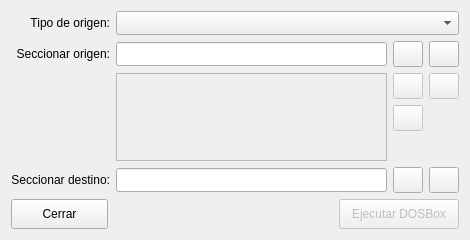
Monthy/gr-lida, file ui/instalar_juego.ui: the form before one commit.
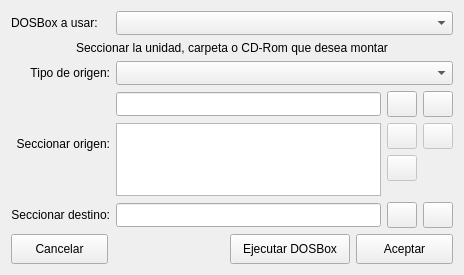
The form after the commit. Icons and pictures are not drawn.

Patch:
```diff
--- a/ui/instalar_juego.ui
+++ b/ui/instalar_juego.ui
@@ -6,10 +6,16 @@
    <rect>
     <x>0</x>
     <y>0</y>
-    <width>470</width>
-    <height>240</height>
+    <width>464</width>
+    <height>275</height>
    </rect>
   </property>
+  <property name="minimumSize">
+   <size>
+    <width>464</width>
+    <height>236</height>
+   </size>
+  </property>
   <property name="windowTitle">
    <string> Instalar un juego mediante DOSBox</string>
   </property>
@@ -18,138 +24,14 @@
     <normaloff>:/img16/applications.png</normaloff>:/img16/applications.png</iconset>
   </property>
   <layout class="QGridLayout" name="gridLayout">
-   <item row="2" column="2">
-    <widget class="QPushButton" name="btnSubirIso">
-     <property name="enabled">
-      <bool>false</bool>
-     </property>
-     <property name="minimumSize">
-      <size>
-       <width>30</width>
-       <height>26</height>
-      </size>
-     </property>
-     <property name="maximumSize">
-      <size>
-       <width>30</width>
-       <height>26</height>
-      </size>
-     </property>
-     <property name="text">
-      <string/>
-     </property>
-     <property name="icon">
-      <iconset resource="../res/gr-lida.qrc">
-       <normaloff>:/img16/go-up.png</normaloff>:/img16/go-up.png</iconset>
-     </property>
-    </widget>
-   </item>
-   <item row="1" column="3">
-    <widget class="QPushButton" name="btnClearDirFile">
-     <property name="minimumSize">
-      <size>
-       <width>30</width>
-       <height>26</height>
-      </size>
-     </property>
-     <property name="maximumSize">
-      <size>
-       <width>30</width>
-       <height>26</height>
-      </size>
-     </property>
-     <property name="text">
-      <string/>
-     </property>
-     <property name="icon">
-      <iconset resource="../res/gr-lida.qrc">
-       <normaloff>:/img16/limpiar.png</normaloff>:/img16/limpiar.png</iconset>
-     </property>
-    </widget>
-   </item>
-   <item row="2" column="3">
-    <widget class="QPushButton" name="btnDeleteIso">
-     <property name="enabled">
-      <bool>false</bool>
-     </property>
-     <property name="minimumSize">
-      <size>
-       <width>30</width>
-       <height>26</height>
-      </size>
-     </property>
-     <property name="maximumSize">
-      <size>
-       <width>30</width>
-       <height>26</height>
-      </size>
-     </property>
-     <property name="text">
-      <string/>
-     </property>
-     <property name="icon">
-      <iconset resource="../res/gr-lida.qrc">
-       <normaloff>:/img16/cancelar.png</normaloff>:/img16/cancelar.png</iconset>
-     </property>
-    </widget>
-   </item>
-   <item row="1" column="1">
-    <widget class="QLineEdit" name="txtMontaje_path">
-     <property name="minimumSize">
-      <size>
-       <width>0</width>
-       <height>24</height>
-      </size>
-     </property>
-    </widget>
-   </item>
-   <item row="2" column="1" rowspan="3">
-    <widget class="QListWidget" name="lw_MultiIso">
-     <property name="enabled">
-      <bool>false</bool>
-     </property>
-     <property name="minimumSize">
-      <size>
-       <width>0</width>
-       <height>70</height>
-      </size>
-     </property>
-    </widget>
-   </item>
-   <item row="1" column="0">
-    <widget class="QLabel" name="label_2">
-     <property name="text">
-      <string>Seccionar origen:</string>
-     </property>
-     <property name="alignment">
-      <set>Qt::AlignRight|Qt::AlignTrailing|Qt::AlignVCenter</set>
-     </property>
-    </widget>
-   </item>
-   <item row="1" column="2">
-    <widget class="QPushButton" name="btnDirFile">
-     <property name="minimumSize">
-      <size>
-       <width>30</width>
-       <height>26</height>
-      </size>
-     </property>
-     <property name="maximumSize">
-      <size>
-       <width>30</width>
-       <height>26</height>
-      </size>
-     </property>
-     <property name="text">
-      <string/>
-     </property>
-     <property name="icon">
-      <iconset resource="../res/gr-lida.qrc">
-       <normaloff>:/img16/carpeta_0.png</normaloff>:/img16/carpeta_0.png</iconset>
-     </property>
-    </widget>
-   </item>
    <item row="0" column="0">
+    <widget class="QLabel" name="lb_Dbx_75">
+     <property name="text">
+      <string>DOSBox a usar:</string>
+     </property>
+    </widget>
+   </item>
+   <item row="2" column="0">
     <widget class="QLabel" name="label_1">
      <property name="text">
       <string>Tipo de origen:</string>
@@ -159,14 +41,194 @@
      </property>
     </widget>
    </item>
-   <item row="0" column="1" colspan="3">
-    <widget class="QComboBox" name="cbxMontaje_type_drive">
-     <property name="sizePolicy">
-      <sizepolicy hsizetype="Expanding" vsizetype="Fixed">
-       <horstretch>0</horstretch>
-       <verstretch>0</verstretch>
-      </sizepolicy>
+   <item row="3" column="0">
+    <widget class="QLabel" name="label_2">
+     <property name="text">
+      <string>Seccionar origen:</string>
      </property>
+     <property name="alignment">
+      <set>Qt::AlignRight|Qt::AlignTrailing|Qt::AlignVCenter</set>
+     </property>
+    </widget>
+   </item>
+   <item row="3" column="1" colspan="3">
+    <widget class="QFrame" name="frame_list_mount">
+     <property name="frameShape">
+      <enum>QFrame::NoFrame</enum>
+     </property>
+     <property name="frameShadow">
+      <enum>QFrame::Raised</enum>
+     </property>
+     <layout class="QGridLayout" name="gridLayout_list_mount">
+      <property name="margin">
+       <number>0</number>
+      </property>
+      <item row="1" column="2">
+       <widget class="QPushButton" name="btnDeleteIso">
+        <property name="enabled">
+         <bool>false</bool>
+        </property>
+        <property name="minimumSize">
+         <size>
+          <width>30</width>
+          <height>26</height>
+         </size>
+        </property>
+        <property name="maximumSize">
+         <size>
+          <width>30</width>
+          <height>26</height>
+         </size>
+        </property>
+        <property name="text">
+         <string/>
+        </property>
+        <property name="icon">
+         <iconset resource="../res/gr-lida.qrc">
+          <normaloff>:/img16/list_remove.png</normaloff>:/img16/list_remove.png</iconset>
+        </property>
+       </widget>
+      </item>
+      <item row="1" column="1">
+       <widget class="QPushButton" name="btnSubirIso">
+        <property name="enabled">
+         <bool>false</bool>
+        </property>
+        <property name="minimumSize">
+         <size>
+          <width>30</width>
+          <height>26</height>
+         </size>
+        </property>
+        <property name="maximumSize">
+         <size>
+          <width>30</width>
+          <height>26</height>
+         </size>
+        </property>
+        <property name="text">
+         <string/>
+        </property>
+        <property name="icon">
+         <iconset resource="../res/gr-lida.qrc">
+          <normaloff>:/img16/go-up.png</normaloff>:/img16/go-up.png</iconset>
+        </property>
+       </widget>
+      </item>
+      <item row="0" column="2">
+       <widget class="QPushButton" name="btnDirFile_clear">
+        <property name="minimumSize">
+         <size>
+          <width>30</width>
+          <height>26</height>
+         </size>
+        </property>
+        <property name="maximumSize">
+         <size>
+          <width>30</width>
+          <height>26</height>
+         </size>
+        </property>
+        <property name="text">
+         <string/>
+        </property>
+        <property name="icon">
+         <iconset resource="../res/gr-lida.qrc">
+          <normaloff>:/img16/limpiar.png</normaloff>:/img16/limpiar.png</iconset>
+        </property>
+       </widget>
+      </item>
+      <item row="0" column="1">
+       <widget class="QPushButton" name="btnDirFile">
+        <property name="minimumSize">
+         <size>
+          <width>30</width>
+          <height>26</height>
+         </size>
+        </property>
+        <property name="maximumSize">
+         <size>
+          <width>30</width>
+          <height>26</height>
+         </size>
+        </property>
+        <property name="text">
+         <string/>
+        </property>
+        <property name="icon">
+         <iconset resource="../res/gr-lida.qrc">
+          <normaloff>:/img16/carpeta_0.png</normaloff>:/img16/carpeta_0.png</iconset>
+        </property>
+       </widget>
+      </item>
+      <item row="2" column="1">
+       <widget class="QPushButton" name="btnBajarIso">
+        <property name="enabled">
+         <bool>false</bool>
+        </property>
+        <property name="minimumSize">
+         <size>
+          <width>30</width>
+          <height>26</height>
+         </size>
+        </property>
+        <property name="maximumSize">
+         <size>
+          <width>30</width>
+          <height>26</height>
+         </size>
+        </property>
+        <property name="text">
+         <string/>
+        </property>
+        <property name="icon">
+         <iconset resource="../res/gr-lida.qrc">
+          <normaloff>:/img16/go-down.png</normaloff>:/img16/go-down.png</iconset>
+        </property>
+       </widget>
+      </item>
+      <item row="1" column="0" rowspan="3">
+       <widget class="QListWidget" name="lw_MultiIso">
+        <property name="minimumSize">
+         <size>
+          <width>0</width>
+          <height>70</height>
+         </size>
+        </property>
+       </widget>
+      </item>
+      <item row="0" column="0">
+       <widget class="QLineEdit" name="txtMontaje_path">
+        <property name="minimumSize">
+         <size>
+          <width>0</width>
+          <height>24</height>
+         </size>
+        </property>
+       </widget>
+      </item>
+     </layout>
+     <zorder>btnDeleteIso</zorder>
+     <zorder>btnSubirIso</zorder>
+     <zorder>btnDirFile_clear</zorder>
+     <zorder>btnDirFile</zorder>
+     <zorder>btnBajarIso</zorder>
+     <zorder>lw_MultiIso</zorder>
+     <zorder>txtMontaje_path</zorder>
+    </widget>
+   </item>
+   <item row="4" column="0">
+    <widget class="QLabel" name="label">
+     <property name="text">
+      <string>Seccionar destino:</string>
+     </property>
+     <property name="alignment">
+      <set>Qt::AlignRight|Qt::AlignTrailing|Qt::AlignVCenter</set>
+     </property>
+    </widget>
+   </item>
+   <item row="4" column="1">
+    <widget class="QLineEdit" name="txtDestinoPath">
      <property name="minimumSize">
       <size>
        <width>0</width>
@@ -175,7 +237,76 @@
      </property>
     </widget>
    </item>
-   <item row="7" column="0" colspan="4">
+   <item row="4" column="2">
+    <widget class="QPushButton" name="btnDestino">
+     <property name="minimumSize">
+      <size>
+       <width>30</width>
+       <height>26</height>
+      </size>
+     </property>
+     <property name="maximumSize">
+      <size>
+       <width>30</width>
+       <height>26</height>
+      </size>
+     </property>
+     <property name="text">
+      <string/>
+     </property>
+     <property name="icon">
+      <iconset resource="../res/gr-lida.qrc">
+       <normaloff>:/img16/carpeta_0.png</normaloff>:/img16/carpeta_0.png</iconset>
+     </property>
+    </widget>
+   </item>
+   <item row="4" column="3">
+    <widget class="QPushButton" name="btnDestinoClear">
+     <property name="minimumSize">
+      <size>
+       <width>30</width>
+       <height>26</height>
+      </size>
+     </property>
+     <property name="maximumSize">
+      <size>
+       <width>30</width>
+       <height>26</height>
+      </size>
+     </property>
+     <property name="text">
+      <string/>
+     </property>
+     <property name="icon">
+      <iconset resource="../res/gr-lida.qrc">
+       <normaloff>:/img16/limpiar.png</normaloff>:/img16/limpiar.png</iconset>
+     </property>
+    </widget>
+   </item>
+   <item row="5" column="0">
+    <spacer name="verticalSpacer">
+     <property name="orientation">
+      <enum>Qt::Vertical</enum>
+     </property>
+     <property name="sizeHint" stdset="0">
+      <size>
+       <width>20</width>
+       <height>40</height>
+      </size>
+     </property>
+    </spacer>
+   </item>
+   <item row="1" column="0" colspan="4">
+    <widget class="QLabel" name="lb_Montaje_1">
+     <property name="text">
+      <string>Seccionar la unidad, carpeta o CD-Rom que desea montar</string>
+     </property>
+     <property name="alignment">
+      <set>Qt::AlignCenter</set>
+     </property>
+    </widget>
+   </item>
+   <item row="6" column="0" colspan="4">
     <layout class="QHBoxLayout" name="hLayout_1">
      <property name="spacing">
       <number>6</number>
@@ -192,7 +323,7 @@
         </size>
        </property>
        <property name="text">
-        <string>Cerrar</string>
+        <string>Cancelar</string>
        </property>
        <property name="icon">
         <iconset resource="../res/gr-lida.qrc">
@@ -214,10 +345,7 @@
       </spacer>
      </item>
      <item>
-      <widget class="QPushButton" name="btnOk">
-       <property name="enabled">
-        <bool>false</bool>
-       </property>
+      <widget class="QPushButton" name="btnEjecutar">
        <property name="minimumSize">
         <size>
          <width>120</width>
@@ -233,113 +361,51 @@
        </property>
       </widget>
      </item>
+     <item>
+      <widget class="QPushButton" name="btnOk">
+       <property name="minimumSize">
+        <size>
+         <width>97</width>
+         <height>30</height>
+        </size>
+       </property>
+       <property name="text">
+        <string>Aceptar</string>
+       </property>
+       <property name="icon">
+        <iconset resource="../res/gr-lida.qrc">
+         <normaloff>:/img16/aplicar.png</normaloff>:/img16/aplicar.png</iconset>
+       </property>
+      </widget>
+     </item>
     </layout>
    </item>
-   <item row="6" column="0">
-    <spacer name="verticalSpacer">
-     <property name="orientation">
-      <enum>Qt::Vertical</enum>
+   <item row="2" column="1" colspan="3">
+    <widget class="QComboBox" name="cbxMontaje_type_drive">
+     <property name="sizePolicy">
+      <sizepolicy hsizetype="Expanding" vsizetype="Fixed">
+       <horstretch>0</horstretch>
+       <verstretch>0</verstretch>
+      </sizepolicy>
      </property>
-     <property name="sizeHint" stdset="0">
-      <size>
-       <width>20</width>
-       <height>15</height>
-      </size>
-     </property>
-    </spacer>
-   </item>
-   <item row="5" column="3">
-    <widget class="QPushButton" name="btnDestinoClear">
      <property name="minimumSize">
       <size>
-       <width>30</width>
-       <height>26</height>
+       <width>0</width>
+       <height>24</height>
       </size>
      </property>
-     <property name="maximumSize">
-      <size>
-       <width>30</width>
-       <height>26</height>
-      </size>
-     </property>
-     <property name="text">
-      <string/>
-     </property>
-     <property name="icon">
-      <iconset resource="../res/gr-lida.qrc">
-       <normaloff>:/img16/limpiar.png</normaloff>:/img16/limpiar.png</iconset>
-     </property>
     </widget>
    </item>
-   <item row="5" column="2">
-    <widget class="QPushButton" name="btnDestino">
+   <item row="0" column="1" colspan="3">
+    <widget class="QComboBox" name="cbxDbx_EmuKey">
      <property name="minimumSize">
       <size>
-       <width>30</width>
-       <height>26</height>
-      </size>
-     </property>
-     <property name="maximumSize">
-      <size>
-       <width>30</width>
-       <height>26</height>
-      </size>
-     </property>
-     <property name="text">
-      <string/>
-     </property>
-     <property name="icon">
-      <iconset resource="../res/gr-lida.qrc">
-       <normaloff>:/img16/carpeta_0.png</normaloff>:/img16/carpeta_0.png</iconset>
-     </property>
-    </widget>
-   </item>
-   <item row="5" column="1">
-    <widget class="QLineEdit" name="txtDestinoPath">
-     <property name="minimumSize">
-      <size>
        <width>0</width>
        <height>24</height>
       </size>
      </property>
     </widget>
    </item>
-   <item row="5" column="0">
-    <widget class="QLabel" name="label">
-     <property name="text">
-      <string>Seccionar destino:</string>
-     </property>
-     <property name="alignment">
-      <set>Qt::AlignRight|Qt::AlignTrailing|Qt::AlignVCenter</set>
-     </property>
-    </widget>
-   </item>
-   <item row="3" column="2">
-    <widget class="QPushButton" name="btnBajarIso">
-     <property name="enabled">
-      <bool>false</bool>
-     </property>
-     <property name="minimumSize">
-      <size>
-       <width>30</width>
-       <height>26</height>
-      </size>
-     </property>
-     <property name="maximumSize">
-      <size>
-       <width>30</width>
-       <height>26</height>
-      </size>
-     </property>
-     <property name="text">
-      <string/>
-     </property>
-     <property name="icon">
-      <iconset resource="../res/gr-lida.qrc">
-       <normaloff>:/img16/go-down.png</normaloff>:/img16/go-down.png</iconset>
-     </property>
-    </widget>
-   </item>
   </layout>
  </widget>
  <tabstops>
```
Left out of the diff: 9 changed lines with no effect on the pictures.
